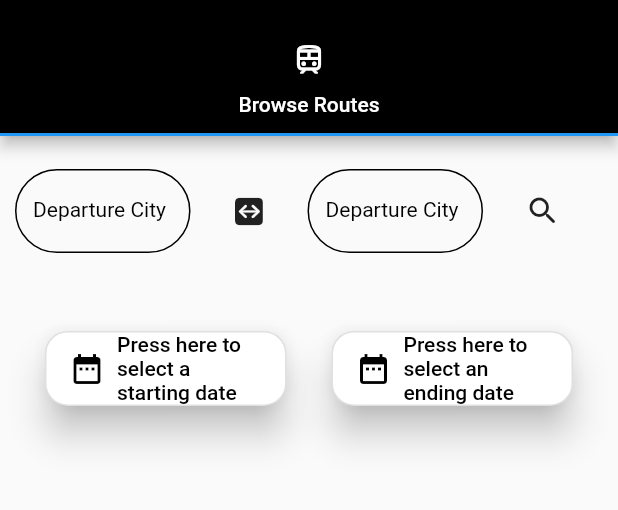
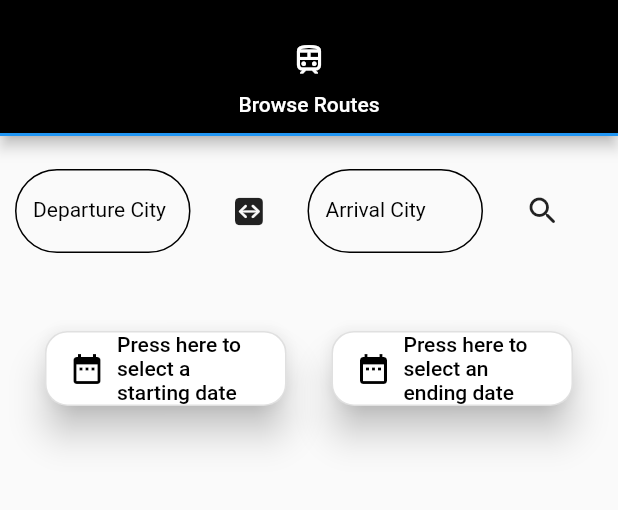
Before and after one commit to MatteoBevacqua/frontendPSW, a Flutter app: the screen it shows after launch, after a tap on the "search" icon, on a phone screen of 412 x 824 dp, the part 59-569 px from its top. Run offline on Flutter 3.47's test engine with Material 2 defaults, Android fonts, the phone set to English and light mode, and no system bars; drawn by our look-alikes of flutter_typeahead.

Commit message:
typeahead fi

```diff
--- a/lib/support/Model.dart
+++ b/lib/support/Model.dart
@@ -106,19 +106,21 @@ class Model {
 
   Future<List<RouteModel>> searchRoutes(
       String depCity, String arrCity, DateTime from, DateTime to) async {
-    print(depCity);
     Map<String, String> params = Map();
     String endpoint;
     if (depCity != '' && arrCity != '') {
       endpoint = Constants.ROUTE_BY_ALL;
       params["departure"] = depCity;
       params["arrival"] = arrCity;
+      if (from != null) params['startDate'] = from.toIso8601String();
+      if (to != null) params['endDate'] = to.toIso8601String();
     } else {
       params["city"] = arrCity == '' ? depCity : arrCity;
       endpoint = arrCity == ''
           ? Constants.ROUTE_BY_DEPARTURE
           : Constants.ROUTE_BY_ARRIVAL;
     }
+    print(endpoint);
     try {
       return List<RouteModel>.from(json
           .decode(await _restManager.makeGetRequest(Constants.SERVER_ADDRESS,
--- a/lib/support/MyTypeAheadField.dart
+++ b/lib/support/MyTypeAheadField.dart
@@ -40,13 +40,12 @@ class MyTypeAheadField<T> extends StatelessWidget {
                 color: Theme.of(context).primaryColor,
               ),
             ),
-            labelText: "Departure City",
+            labelText: labelText,
             labelStyle: TextStyle(
               color: Theme.of(context).primaryColor,
             ),
           )),
       suggestionsCallback: onSuggestionSelected,
-
       itemBuilder: (context, suggestion) {
         return ListTile(
           leading: Icon(Icons.location_city_rounded),
```
Also changed, not shown: lib/SearchRoutes.dart (+28 -24 lines).
